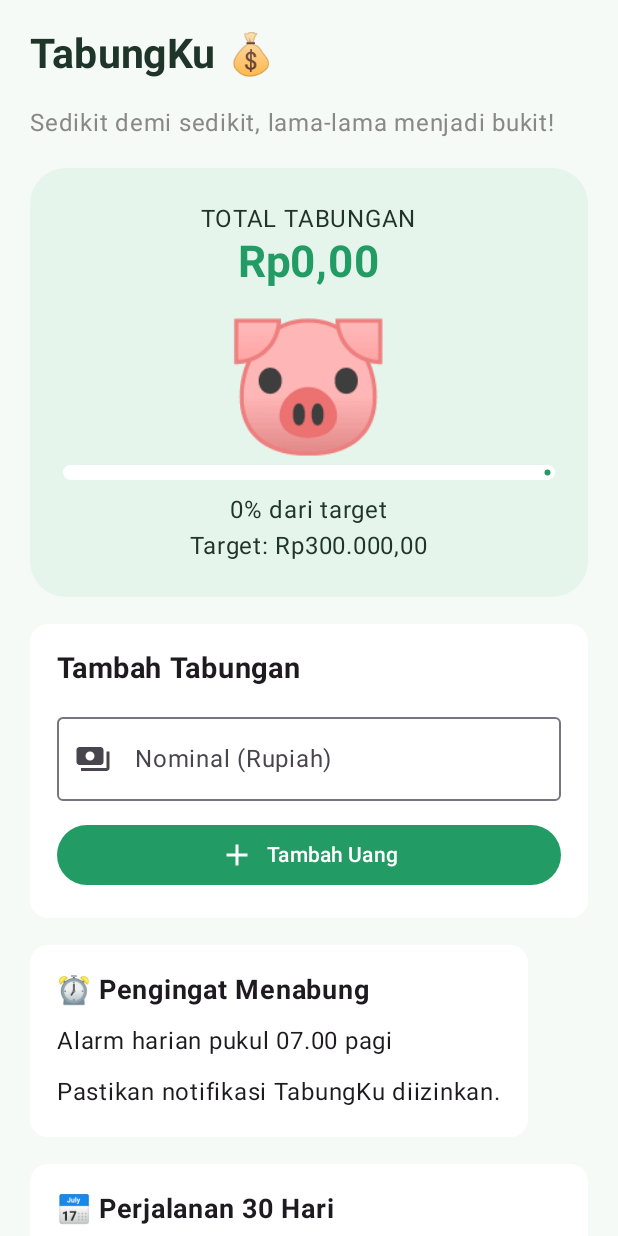
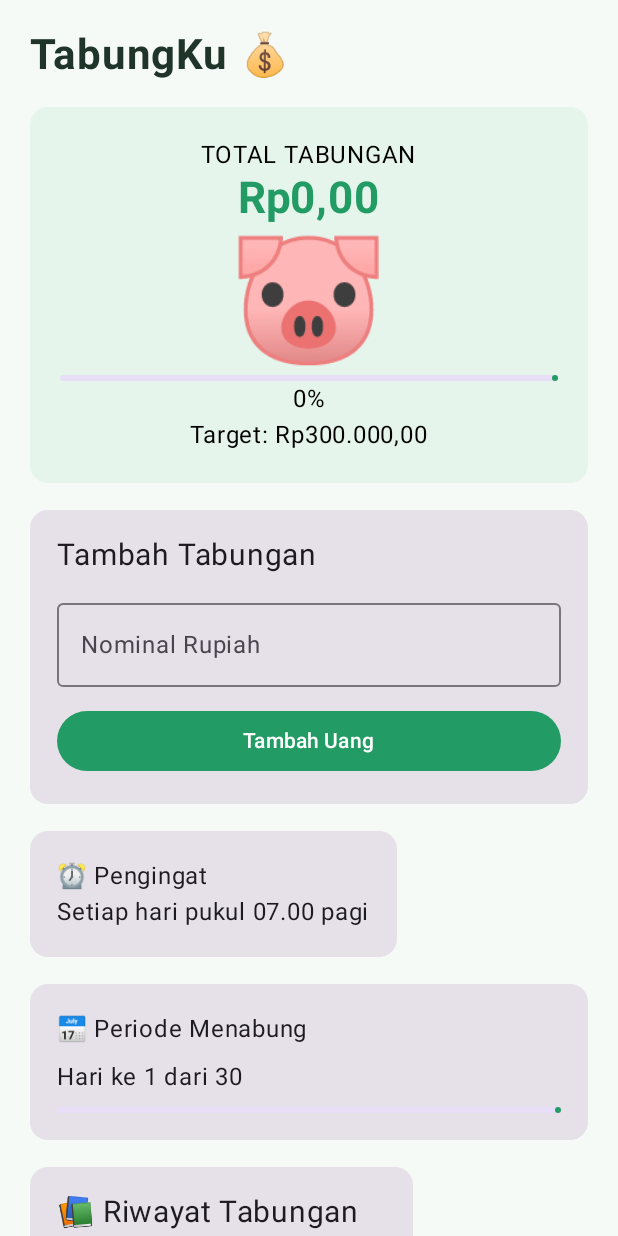
Before and after one commit to akhtaralvredo4-create/TabungKu, an Android app built with Jetpack Compose: the screen it shows after launch (MainActivity), on a phone screen of 412 x 824 dp. Run offline under Robolectric (Android 15) with nearby library versions, the phone set to English and light mode, and no system bars.

Commit message:
Update MainActivity.kt

```diff
--- a/app/src/main/java/com/tabungku/app/MainActivity.kt
+++ b/app/src/main/java/com/tabungku/app/MainActivity.kt
@@ -1,3 +1,4 @@
+
 package com.tabungku.app
 
 import android.os.Bundle
@@ -6,13 +7,12 @@ import androidx.activity.compose.setContent
 import androidx.compose.foundation.Canvas
 import androidx.compose.foundation.background
 import androidx.compose.foundation.layout.*
-import androidx.compose.foundation.rememberScrollState
-import androidx.compose.foundation.shape.CircleShape
+import androidx.compose.foundation.lazy.LazyColumn
+import androidx.compose.foundation.lazy.items
 import androidx.compose.foundation.shape.RoundedCornerShape
 import androidx.compose.foundation.text.KeyboardOptions
 import androidx.compose.foundation.verticalScroll
-import androidx.compose.material.icons.Icons
-import androidx.compose.material.icons.filled.*
+import androidx.compose.foundation.rememberScrollState
 import androidx.compose.material3.*
 import androidx.compose.runtime.*
 import androidx.compose.ui.Alignment
@@ -22,31 +22,17 @@ import androidx.compose.ui.text.font.FontWeight
 import androidx.compose.ui.text.input.KeyboardType
 import androidx.compose.ui.unit.dp
 import androidx.compose.ui.unit.sp
-import androidx.compose.animation.core.*
 import kotlinx.coroutines.delay
 import java.text.NumberFormat
 import java.util.Locale
-import kotlin.random.Random
 
 private val Green = Color(0xFF239B65)
-private val LightGreen = Color(0xFFE5F5EB)
 private val Dark = Color(0xFF20352A)
 
 class MainActivity : ComponentActivity() {
-
     override fun onCreate(savedInstanceState: Bundle?) {
         super.onCreate(savedInstanceState)
-if (android.os.Build.VERSION.SDK_INT >= 33) {
-    if (checkSelfPermission(
-            android.Manifest.permission.POST_NOTIFICATIONS
-        ) != android.content.pm.PackageManager.PERMISSION_GRANTED
-    ) {
-        requestPermissions(
-            arrayOf(android.Manifest.permission.POST_NOTIFICATIONS),
-            101
-        )
-    }
-}
+
         createNotificationChannel(this)
         scheduleDailyAlarm(this)
 
@@ -58,9 +44,7 @@ if (android.os.Build.VERSION.SDK_INT >= 33) {
 
 @Composable
 fun TabungKuApp() {
-
     val context = androidx.compose.ui.platform.LocalContext.current
-
     val prefs = remember {
         context.getSharedPreferences("tabungku", 0)
     }
@@ -69,342 +53,220 @@ fun TabungKuApp() {
         mutableLongStateOf(prefs.getLong("total", 0L))
     }
 
-    var target by remember {
-        mutableLongStateOf(prefs.getLong("target", 300000L))
+    val target = 300000L
+
+    var amount by remember { mutableStateOf("") }
+
+    var start by remember {
+        mutableLongStateOf(prefs.getLong("start", System.currentTimeMillis()))
     }
 
-    var amount by remember {
-        mutableStateOf("")
-    }
-
-    var startDate by remember {
-        mutableLongStateOf(
-            prefs.getLong("start", 0L)
+    var history by remember {
+        mutableStateOf(
+            prefs.getString("history", "") ?: ""
         )
     }
 
-    var celebrated by remember {
-        mutableStateOf(prefs.getBoolean("celebrated", false))
+    var celebrating by remember { mutableStateOf(false) }
+    var completedAmount by remember { mutableLongStateOf(0L) }
+
+    val formatter = remember {
+        NumberFormat.getCurrencyInstance(Locale("id", "ID"))
     }
 
-    var showCelebration by remember {
-        mutableStateOf(false)
-    }
+    val days = ((System.currentTimeMillis() - start) /
+        86400000L).toInt().coerceAtLeast(0)
 
-    val now = System.currentTimeMillis()
-    val day = 24 * 60 * 60 * 1000L
+    val progress = (total.toFloat() / target).coerceIn(0f, 1f)
 
-    if (startDate == 0L) {
-        startDate = now
-        prefs.edit().putLong("start", startDate).apply()
-    }
+    LaunchedEffect(total) {
+        if (total >= target && !celebrating) {
+            completedAmount = total
+            celebrating = true
+            delay(5000)
 
-    val daysPassed = ((now - startDate) / day).toInt()
-    val finished = daysPassed >= 30
+            val record = "${System.currentTimeMillis()}|$completedAmount"
+            history = listOf(history, record)
+                .filter { it.isNotBlank() }
+                .joinToString("\n")
 
-    LaunchedEffect(finished) {
-        if (finished && !celebrated) {
-            showCelebration = true
-            celebrated = true
-            prefs.edit().putBoolean("celebrated", true).apply()
+            total = 0L
+            start = System.currentTimeMillis()
+            celebrating = false
+
+            prefs.edit()
+                .putLong("total", 0L)
+                .putLong("start", start)
+                .putString("history", history)
+                .apply()
         }
     }
 
-    val formatter = remember {
-        NumberFormat.getCurrencyInstance(
-            Locale("id", "ID")
-        )
-    }
-
-    val progress = if (target > 0) {
-        (total.toFloat() / target).coerceIn(0f, 1f)
-    } else 0f
-
     MaterialTheme(
-        colorScheme = lightColorScheme(
-            primary = Green,
-            background = Color(0xFFF6FAF7),
-            surface = Color.White
-        )
+        colorScheme = lightColorScheme(primary = Green)
     ) {
-        Box(
+        Column(
             modifier = Modifier
                 .fillMaxSize()
                 .background(Color(0xFFF6FAF7))
-        ) {
-
-            Column(
-                modifier = Modifier
-                    .fillMaxSize()
                 .verticalScroll(rememberScrollState())
                 .padding(20.dp),
             verticalArrangement = Arrangement.spacedBy(18.dp)
         ) {
-
             Text(
                 "TabungKu 💰",
-                    fontSize = 27.sp,
+                fontSize = 28.sp,
                 fontWeight = FontWeight.Bold,
                 color = Dark
             )
 
-                Text(
-                    "Sedikit demi sedikit, lama-lama menjadi bukit!",
-                    color = Color.Gray
-                )
-
             Card(
                 colors = CardDefaults.cardColors(
-                        containerColor = LightGreen
-                    ),
-                    shape = RoundedCornerShape(24.dp)
+                    containerColor = Color(0xFFE5F5EB)
+                )
             ) {
                 Column(
-                        modifier = Modifier
-                            .fillMaxWidth()
-                            .padding(22.dp),
+                    Modifier.fillMaxWidth().padding(20.dp),
                     horizontalAlignment = Alignment.CenterHorizontally
                 ) {
-
-                        Text("TOTAL TABUNGAN", color = Dark)
-
+                    Text("TOTAL TABUNGAN")
                     Text(
                         formatter.format(total),
                         fontSize = 29.sp,
                         fontWeight = FontWeight.Bold,
                         color = Green
                     )
-
-                        Spacer(Modifier.height(12.dp))
-
-                        Text("🐷", fontSize = 90.sp)
+                    Text("🐷", fontSize = 85.sp)
 
                     LinearProgressIndicator(
                         progress = { progress },
-                            modifier = Modifier
-                                .fillMaxWidth()
-                                .height(10.dp),
-                            color = Green,
-                            trackColor = Color.White
+                        modifier = Modifier.fillMaxWidth()
                     )
 
-                        Spacer(Modifier.height(8.dp))
-
-                        Text(
-                            "${(progress * 100).toInt()}% dari target",
-                            color = Dark
-                        )
-
-                        Text(
-                            "Target: ${formatter.format(target)}",
-                            color = Dark
-                        )
+                    Text("${(progress * 100).toInt()}%")
+                    Text("Target: ${formatter.format(target)}")
                 }
             }
 
-                Card(
-                    colors = CardDefaults.cardColors(
-                        containerColor = Color.White
-                    )
-                ) {
+            Card {
                 Column(
                     Modifier.padding(18.dp),
                     verticalArrangement = Arrangement.spacedBy(12.dp)
                 ) {
-
-                        Text(
-                            "Tambah Tabungan",
-                            fontWeight = FontWeight.Bold,
-                            fontSize = 19.sp
-                        )
+                    Text("Tambah Tabungan", fontSize = 20.sp)
 
                     OutlinedTextField(
                         value = amount,
                         onValueChange = {
-                                amount = it.filter { c -> c.isDigit() }
+                            amount = it.filter(Char::isDigit)
                         },
-                            modifier = Modifier.fillMaxWidth(),
-                            label = { Text("Nominal (Rupiah)") },
-                            leadingIcon = {
-                                Icon(Icons.Default.Payments, null)
-                            },
+                        label = { Text("Nominal Rupiah") },
                         keyboardOptions = KeyboardOptions(
                             keyboardType = KeyboardType.Number
                         ),
-                            singleLine = true
+                        modifier = Modifier.fillMaxWidth()
                     )
 
                     Button(
                         onClick = {
                             val value = amount.toLongOrNull()
-
-                                if (value != null &&
-                                    value > 0 &&
+                            if (value != null && value > 0 &&
                                 total <= Long.MAX_VALUE - value
                             ) {
                                 total += value
-                                    prefs.edit()
-                                        .putLong("total", total)
-                                        .apply()
+                                prefs.edit().putLong("total", total).apply()
                                 amount = ""
                             }
                         },
-                            modifier = Modifier.fillMaxWidth(),
-                            colors = ButtonDefaults.buttonColors(
-                                containerColor = Green
-                            )
+                        modifier = Modifier.fillMaxWidth()
                     ) {
-                            Icon(Icons.Default.Add, null)
-                            Spacer(Modifier.width(8.dp))
                         Text("Tambah Uang")
                     }
                 }
             }
 
-                Card(
-                    colors = CardDefaults.cardColors(
-                        containerColor = Color.White
-                    )
-                ) {
+            Card {
+                Column(Modifier.padding(18.dp)) {
+                    Text("⏰ Pengingat")
+                    Text("Setiap hari pukul 07.00 pagi")
+                }
+            }
+
+            Card {
                 Column(
                     Modifier.padding(18.dp),
-                        verticalArrangement = Arrangement.spacedBy(10.dp)
+                    verticalArrangement = Arrangement.spacedBy(8.dp)
                 ) {
-                        Text(
-                            "⏰ Pengingat Menabung",
-                            fontWeight = FontWeight.Bold,
-                            fontSize = 18.sp
-                        )
+                    Text("📅 Periode Menabung")
+                    Text("Hari ke ${(days + 1).coerceAtMost(30)} dari 30")
 
-                        Text("Alarm harian pukul 07.00 pagi")
-                        Text(
-                            "Pastikan notifikasi TabungKu diizinkan."
+                    LinearProgressIndicator(
+                        progress = { (days / 30f).coerceIn(0f, 1f) },
+                        modifier = Modifier.fillMaxWidth()
                     )
                 }
             }
 
-                Card(
-                    colors = CardDefaults.cardColors(
-                        containerColor = Color.White
-                    )
-                ) {
+            Card {
                 Column(
                     Modifier.padding(18.dp),
-                        verticalArrangement = Arrangement.spacedBy(8.dp)
+                    verticalArrangement = Arrangement.spacedBy(12.dp)
                 ) {
+                    Text("📚 Riwayat Tabungan", fontSize = 20.sp)
+
+                    val records = history.split("\n")
+                        .filter { it.isNotBlank() }
+                        .reversed()
+
+                    if (records.isEmpty()) {
+                        Text("Belum ada riwayat tabungan.")
+                    } else {
+                        records.forEach { record ->
+                            val parts = record.split("|")
+                            if (parts.size == 2) {
                                 Text(
-                            "📅 Perjalanan 30 Hari",
-                            fontWeight = FontWeight.Bold,
-                            fontSize = 18.sp
+                                    "🎉 ${formatter.format(parts[1].toLongOrNull() ?: 0L)}"
                                 )
-
-                        Text(
-                            if (finished) "Periode selesai! 🎉"
-                            else "Hari ke ${daysPassed + 1} dari 30"
-                        )
-
-                        LinearProgressIndicator(
-                            progress = {
-                                (daysPassed / 30f).coerceIn(0f, 1f)
-                            },
-                            modifier = Modifier.fillMaxWidth(),
-                            color = Green
-                        )
-
-                        if (finished) {
-                            Text(
-                                "Total berhasil ditabung: ${formatter.format(total)}",
-                                color = Green,
-                                fontWeight = FontWeight.Bold
-                            )
-
-                            Button(
-                                onClick = {
-                                    startDate = System.currentTimeMillis()
-                                    celebrated = false
-                                    showCelebration = false
-                                    prefs.edit()
-                                        .putLong("start", startDate)
-                                        .putBoolean("celebrated", false)
-                                        .apply()
+                                HorizontalDivider()
                             }
-                            ) {
-                                Text("Mulai Periode Baru")
+                        }
                     }
                 }
             }
         }
 
-                Spacer(Modifier.height(20.dp))
+        if (celebrating) {
+            Box(
+                Modifier.fillMaxSize(),
+                contentAlignment = Alignment.Center
+            ) {
+                Canvas(Modifier.fillMaxSize()) {
+                    val colors = listOf(
+                        Color.Red, Color.Blue,
+                        Color.Yellow, Green, Color.Magenta
+                    )
+                    repeat(90) { i ->
+                        val x = (i * 97f) % size.width
+                        val y = (i * 137f) % size.height
+                        drawCircle(
+                            colors[i % colors.size],
+                            radius = 6f,
+                            center = androidx.compose.ui.geometry.Offset(x, y)
+                        )
+                    }
                 }
 
-            if (showCelebration) {
-                ConfettiOverlay()
-
                 AlertDialog(
-                    onDismissRequest = {
-                        showCelebration = false
-                    },
-                    title = { Text("🎉 Selamat!") },
+                    onDismissRequest = {},
+                    title = { Text("🎉 TARGET TERCAPAI!") },
                     text = {
                         Text(
-                            "Kamu berhasil menabung selama 30 hari!\n\nTotal: ${formatter.format(total)}"
+                            "Hebat! Kamu berhasil menabung ${formatter.format(completedAmount)}!"
                         )
                     },
-                    confirmButton = {
-                        TextButton(
-                            onClick = {
-                                showCelebration = false
-                            }
-                        ) {
-                            Text("Hebat!")
-                        }
-                    }
+                    confirmButton = {}
                 )
             }
         }
     }
 }
-
-@Composable
-fun ConfettiOverlay() {
-
-    val transition = rememberInfiniteTransition(
-        label = "confetti"
-    )
-
-    val progress by transition.animateFloat(
-        initialValue = 0f,
-        targetValue = 1f,
-        animationSpec = infiniteRepeatable(
-            animation = tween(2500, easing = LinearEasing),
-            repeatMode = RepeatMode.Restart
-        ),
-        label = "fall"
-    )
-
-    Canvas(modifier = Modifier.fillMaxSize()) {
-
-        val colors = listOf(
-            Color.Red,
-            Color.Blue,
-            Color.Yellow,
-            Color.Green,
-            Color.Magenta
-        )
-
-        repeat(70) { i ->
-            val x = (i * 97f) % size.width
-            val y = (
-                (progress * size.height * 1.5f) +
-                (i * 31f)
-            ) % size.height
-
-            drawCircle(
-                color = colors[i % colors.size],
-                radius = 5f,
-                center = androidx.compose.ui.geometry.Offset(x, y)
-            )
-        }
-    }
-}
```
Lines whose indentation alone changed are shown as unchanged.
